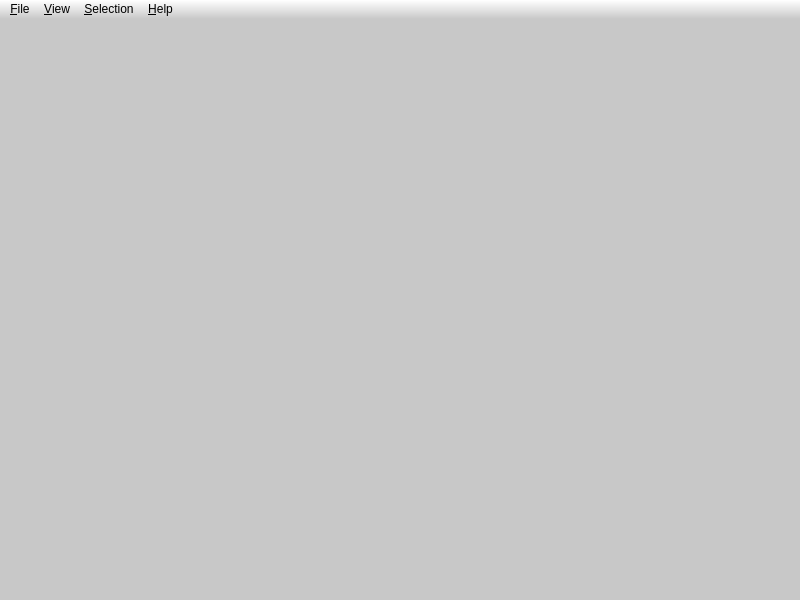
Above: src/saisieQT/mainwindow.ui from micmacIGN/micmac before the change. Below: the same form after it.
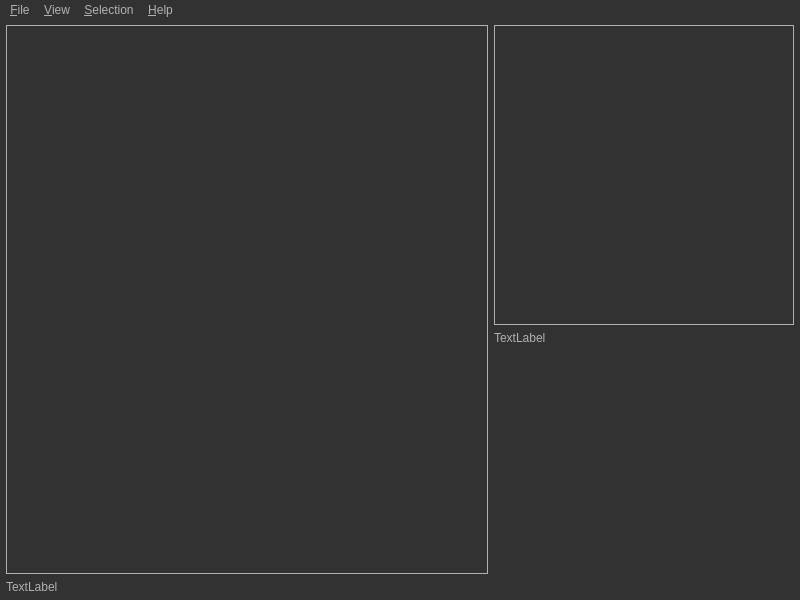
That is the form after the change. Icons and pictures are not drawn.

Patch:
```diff
--- a/src/saisieQT/mainwindow.ui
+++ b/src/saisieQT/mainwindow.ui
@@ -21,8 +21,62 @@
     <normaloff>:/MM/Icons/images/icon_32.png</normaloff>:/MM/Icons/images/icon_32.png</iconset>
   </property>
   <property name="styleSheet">
-   <string notr="true">QWidget {
-	background-color: rgb(200,200,200);
+   <string notr="true">QToolTip
+{
+     border: 1px solid black;
+     background-color: #ffa02f;
+     padding: 1px;
+     border-radius: 3px;
+     opacity: 100;
+}
+
+QWidget
+{
+    color: #b1b1b1;
+    background-color: #323232;
+}
+
+QWidget:item:hover
+{
+    background-color: QLinearGradient( x1: 0, y1: 0, x2: 0, y2: 1, stop: 0 #ffa02f, stop: 1 #ca0619);
+    color: #000000;
+}
+
+QWidget:item:selected
+{
+    background-color: QLinearGradient( x1: 0, y1: 0, x2: 0, y2: 1, stop: 0 #ffa02f, stop: 1 #d7801a);
+}
+
+QFrame[frameShape=&quot;1&quot;]
+{
+	border: 1px solid #707070;
+}
+
+QMenuBar::item
+{
+    background: transparent;
+}
+
+QMenuBar::item:selected
+{
+    background: transparent;
+    border: 1px solid #ffaa00;
+}
+
+QMenuBar::item:pressed
+{
+    background: #444;
+    border: 1px solid #000;
+    background-color: QLinearGradient(
+        x1:0, y1:0,
+        x2:0, y2:1,
+        stop:1 #212121,
+        stop:0.4 #343434/*,
+        stop:0.2 #343434,
+        stop:0.1 #ffaa00*/
+    );
+    margin-bottom:-1px;
+    padding-bottom:1px;
 }
 
 QMenu
@@ -30,33 +84,426 @@
 	background: rgb(200,200,200);
 }
 
-QMenu::separator 
+QMenu::item
 {
-     height: 2px;
-     background: rgb(100,100,100);
-     margin-left: 10px;
-     margin-right: 5px;
+    padding: 2px 20px 2px 20px;
+}
+
+QMenu::item:selected
+{
+    color: #000000;
+}
+
+QWidget:disabled
+{
+    color: #404040;
+    background-color: #323232;
+}
+
+QAbstractItemView
+{
+    background-color: QLinearGradient( x1: 0, y1: 0, x2: 0, y2: 1, stop: 0 #4d4d4d, stop: 0.1 #646464, stop: 1 #5d5d5d);
+}
+
+QWidget:focus
+{
+    /*border: 2px solid QLinearGradient( x1: 0, y1: 0, x2: 0, y2: 1, stop: 0 #ffa02f, stop: 1 #d7801a);*/
+}
+
+QLineEdit
+{
+    background-color: QLinearGradient( x1: 0, y1: 0, x2: 0, y2: 1, stop: 0 #4d4d4d, stop: 0 #646464, stop: 1 #5d5d5d);
+    padding: 1px;
+    border-style: solid;
+    border: 1px solid #1e1e1e;
+    border-radius: 5;
+}
+
+QPushButton
+{
+    color: #b1b1b1;
+    background-color: QLinearGradient( x1: 0, y1: 0, x2: 0, y2: 1, stop: 0 #565656, stop: 0.1 #525252, stop: 0.5 #4e4e4e, stop: 0.9 #4a4a4a, stop: 1 #464646);
+    border-width: 1px;
+    border-color: #1e1e1e;
+    border-style: solid;
+    border-radius: 6;
+    padding: 3px;
+    font-size: 12px;
+    padding-left: 5px;
+    padding-right: 5px;
+}
+
+QPushButton:pressed
+{
+    background-color: QLinearGradient( x1: 0, y1: 0, x2: 0, y2: 1, stop: 0 #2d2d2d, stop: 0.1 #2b2b2b, stop: 0.5 #292929, stop: 0.9 #282828, stop: 1 #252525);
+}
+
+QComboBox
+{
+    selection-background-color: #ffaa00;
+    background-color: QLinearGradient( x1: 0, y1: 0, x2: 0, y2: 1, stop: 0 #565656, stop: 0.1 #525252, stop: 0.5 #4e4e4e, stop: 0.9 #4a4a4a, stop: 1 #464646);
+    border-style: solid;
+    border: 1px solid #1e1e1e;
+    border-radius: 5;
+}
+
+QComboBox:hover,QPushButton:hover
+{
+    border: 2px solid QLinearGradient( x1: 0, y1: 0, x2: 0, y2: 1, stop: 0 #ffa02f, stop: 1 #d7801a);
+}
+
+
+QComboBox:on
+{
+    padding-top: 3px;
+    padding-left: 4px;
+    background-color: QLinearGradient( x1: 0, y1: 0, x2: 0, y2: 1, stop: 0 #2d2d2d, stop: 0.1 #2b2b2b, stop: 0.5 #292929, stop: 0.9 #282828, stop: 1 #252525);
+    selection-background-color: #ffaa00;
+}
+
+QComboBox QAbstractItemView
+{
+    border: 2px solid darkgray;
+    selection-background-color: QLinearGradient( x1: 0, y1: 0, x2: 0, y2: 1, stop: 0 #ffa02f, stop: 1 #d7801a);
+}
+
+QComboBox::drop-down
+{
+     subcontrol-origin: padding;
+     subcontrol-position: top right;
+     width: 15px;
+
+     border-left-width: 0px;
+     border-left-color: darkgray;
+     border-left-style: solid; /* just a single line */
+     border-top-right-radius: 3px; /* same radius as the QComboBox */
+     border-bottom-right-radius: 3px;
  }
 
-QMenuBar 
+QComboBox::down-arrow
 {
-	background-color: qlineargradient(x1:0, y1:0, x2:0, y2:1,stop:0 rgb(255,255,255), stop:1 rgb(200,200,200));
+     image: url(:/down_arrow.png);
+}
+
+QGroupBox:focus
+{
+border: 2px solid QLinearGradient( x1: 0, y1: 0, x2: 0, y2: 1, stop: 0 #ffa02f, stop: 1 #d7801a);
+}
+
+QTextEdit:focus
+{
+    border: 2px solid QLinearGradient( x1: 0, y1: 0, x2: 0, y2: 1, stop: 0 #ffa02f, stop: 1 #d7801a);
+}
+
+QScrollBar:horizontal {
+     border: 1px solid #222222;
+     background: QLinearGradient( x1: 0, y1: 0, x2: 0, y2: 1, stop: 0.0 #121212, stop: 0.2 #282828, stop: 1 #484848);
+     height: 7px;
+     margin: 0px 16px 0 16px;
+}
+
+QScrollBar::handle:horizontal
+{
+      background: QLinearGradient( x1: 0, y1: 0, x2: 1, y2: 0, stop: 0 #ffa02f, stop: 0.5 #d7801a, stop: 1 #ffa02f);
+      min-height: 20px;
+      border-radius: 2px;
+}
+
+QScrollBar::add-line:horizontal {
+      border: 1px solid #1b1b19;
+      border-radius: 2px;
+      background: QLinearGradient( x1: 0, y1: 0, x2: 1, y2: 0, stop: 0 #ffa02f, stop: 1 #d7801a);
+      width: 14px;
+      subcontrol-position: right;
+      subcontrol-origin: margin;
+}
+
+QScrollBar::sub-line:horizontal {
+      border: 1px solid #1b1b19;
+      border-radius: 2px;
+      background: QLinearGradient( x1: 0, y1: 0, x2: 1, y2: 0, stop: 0 #ffa02f, stop: 1 #d7801a);
+      width: 14px;
+     subcontrol-position: left;
+     subcontrol-origin: margin;
+}
+
+QScrollBar::right-arrow:horizontal, QScrollBar::left-arrow:horizontal
+{
+      border: 1px solid black;
+      width: 1px;
+      height: 1px;
+      background: white;
+}
+
+QScrollBar::add-page:horizontal, QScrollBar::sub-page:horizontal
+{
+      background: none;
+}
+
+QScrollBar:vertical
+{
+      background: QLinearGradient( x1: 0, y1: 0, x2: 1, y2: 0, stop: 0.0 #121212, stop: 0.2 #282828, stop: 1 #484848);
+      width: 7px;
+      margin: 16px 0 16px 0;
+      border: 1px solid #222222;
+}
+
+QScrollBar::handle:vertical
+{
+      background: QLinearGradient( x1: 0, y1: 0, x2: 0, y2: 1, stop: 0 #ffa02f, stop: 0.5 #d7801a, stop: 1 #ffa02f);
+      min-height: 20px;
+      border-radius: 2px;
+}
+
+QScrollBar::add-line:vertical
+{
+      border: 1px solid #1b1b19;
+      border-radius: 2px;
+      background: QLinearGradient( x1: 0, y1: 0, x2: 0, y2: 1, stop: 0 #ffa02f, stop: 1 #d7801a);
+      height: 14px;
+      subcontrol-position: bottom;
+      subcontrol-origin: margin;
+}
+
+QScrollBar::sub-line:vertical
+{
+      border: 1px solid #1b1b19;
+      border-radius: 2px;
+      background: QLinearGradient( x1: 0, y1: 0, x2: 0, y2: 1, stop: 0 #d7801a, stop: 1 #ffa02f);
+      height: 14px;
+      subcontrol-position: top;
+      subcontrol-origin: margin;
+}
+
+QScrollBar::up-arrow:vertical, QScrollBar::down-arrow:vertical
+{
+      border: 1px solid black;
+      width: 1px;
+      height: 1px;
+      background: white;
+}
+
+
+QScrollBar::add-page:vertical, QScrollBar::sub-page:vertical
+{
+      background: none;
+}
+
+QTextEdit
+{
+    background-color: #242424;
+}
+
+QPlainTextEdit
+{
+    background-color: #242424;
+}
+
+QHeaderView::section
+{
+    background-color: QLinearGradient(x1:0, y1:0, x2:0, y2:1, stop:0 #616161, stop: 0.5 #505050, stop: 0.6 #434343, stop:1 #656565);
+    color: white;
+    padding-left: 4px;
+    border: 1px solid #6c6c6c;
+}
+
+QCheckBox:disabled
+{
+color: #414141;
+}
+
+QDockWidget::title
+{
+    text-align: center;
+    spacing: 3px; /* spacing between items in the tool bar */
+    background-color: QLinearGradient(x1:0, y1:0, x2:0, y2:1, stop:0 #323232, stop: 0.5 #242424, stop:1 #323232);
+}
+
+QDockWidget::close-button, QDockWidget::float-button
+{
+    text-align: center;
+    spacing: 1px; /* spacing between items in the tool bar */
+    background-color: QLinearGradient(x1:0, y1:0, x2:0, y2:1, stop:0 #323232, stop: 0.5 #242424, stop:1 #323232);
+}
+
+QDockWidget::close-button:hover, QDockWidget::float-button:hover
+{
+    background: #242424;
+}
+
+QDockWidget::close-button:pressed, QDockWidget::float-button:pressed
+{
+    padding: 1px -1px -1px 1px;
+}
+
+QMainWindow::separator
+{
+    background-color: QLinearGradient(x1:0, y1:0, x2:0, y2:1, stop:0 #161616, stop: 0.5 #151515, stop: 0.6 #212121, stop:1 #343434);
+    color: white;
+    padding-left: 4px;
+    border: 1px solid #4c4c4c;
+    spacing: 3px; /* spacing between items in the tool bar */
+}
+
+QMainWindow::separator:hover
+{
+
+    background-color: QLinearGradient(x1:0, y1:0, x2:0, y2:1, stop:0 #d7801a, stop:0.5 #b56c17 stop:1 #ffa02f);
+    color: white;
+    padding-left: 4px;
+    border: 1px solid #6c6c6c;
+    spacing: 3px; /* spacing between items in the tool bar */
+}
+
+QToolBar::handle
+{
+     spacing: 3px; /* spacing between items in the tool bar */
+     background: url(:/MM/Icons/images/handle.png);
+}
+
+QMenu::separator
+{
+    height: 2px;
+    background-color: QLinearGradient(x1:0, y1:0, x2:0, y2:1, stop:0 #161616, stop: 0.5 #151515, stop: 0.6 #212121, stop:1 #343434);
+    color: white;
+    padding-left: 4px;
+    margin-left: 10px;
+    margin-right: 5px;
+}
+
+QProgressBar
+{
+    border: 2px solid grey;
+    border-radius: 5px;
+    text-align: center;
+}
+
+QProgressBar::chunk
+{
+    background-color: #d7801a;
+    width: 2.15px;
+    /*margin: 0.5px;*/
+}
+
+QToolBox::tab {
+    /*background:  #c67009;*/
+	background-color: QLinearGradient( x1: 0, y1: 0, x2: 0, y2: 1, stop: 0 #c67009, stop: 1 #a56004);
+     border-radius: 2px;
+     color: darkgray;
  }
 
-QStatusBar
+ QToolBox::tab:selected { /* italicize selected tabs */
+	background-color: QLinearGradient( x1: 0, y1: 0, x2: 0, y2: 1, stop: 0 #ffa02f, stop: 1 #d7801a);
+     font: italic;
+     color: white;
+ }
+
+QTabBar::tab {
+    color: #b1b1b1;
+    border: 1px solid #444;
+    border-bottom-style: none;
+    background-color: #323232;
+    padding-left: 10px;
+    padding-right: 10px;
+    padding-top: 3px;
+    padding-bottom: 2px;
+    margin-right: -1px;
+}
+
+QTabWidget::pane {
+    border: 1px solid #444;
+    top: 1px;
+}
+
+QTabBar::tab:last
 {
-	background-color: qlineargradient(x1:0, y1:0, x2:0, y2:1,stop:0 rgb(200,200,200), stop:1 rgb(255,255,255));
+    margin-right: 0; /* the last selected tab has nothing to overlap with on the right */
+    border-top-right-radius: 3px;
 }
-</string>
+
+QTabBar::tab:first:!selected
+{
+ margin-left: 0px; /* the last selected tab has nothing to overlap with on the right */
+
+
+    border-top-left-radius: 3px;
+}
+
+QTabBar::tab:!selected
+{
+    color: #b1b1b1;
+    border-bottom-style: solid;
+    margin-top: 3px;
+    background-color: QLinearGradient(x1:0, y1:0, x2:0, y2:1, stop:1 #212121, stop:.4 #343434);
+}
+
+QTabBar::tab:selected
+{
+    border-top-left-radius: 3px;
+    border-top-right-radius: 3px;
+    margin-bottom: 0px;
+}
+
+QTabBar::tab:!selected:hover
+{
+    /*border-top: 2px solid #ffaa00;
+    padding-bottom: 3px;*/
+    border-top-left-radius: 3px;
+    border-top-right-radius: 3px;
+    background-color: QLinearGradient(x1:0, y1:0, x2:0, y2:1, stop:1 #212121, stop:0.4 #343434, stop:0.2 #343434, stop:0.1 #ffaa00);
+}
+
+QRadioButton::indicator:checked, QRadioButton::indicator:unchecked{
+    color: #b1b1b1;
+    background-color: #323232;
+    border: 1px solid #b1b1b1;
+    border-radius: 6px;
+}
+
+QRadioButton::indicator:checked
+{
+    background-color: qradialgradient(
+        cx: 0.5, cy: 0.5,
+        fx: 0.5, fy: 0.5,
+        radius: 1.0,
+        stop: 0.25 #ffaa00,
+        stop: 0.3 #323232
+    );
+}
+
+QCheckBox::indicator{
+    color: #b1b1b1;
+    background-color: #323232;
+    border: 1px solid #b1b1b1;
+    width: 9px;
+    height: 9px;
+}
+
+QRadioButton::indicator
+{
+    border-radius: 6px;
+}
+
+QRadioButton::indicator:hover, QCheckBox::indicator:hover
+{
+    border: 1px solid #ffaa00;
+}
+
+QCheckBox::indicator:checked
+{
+    image:url(:/MM/Icons/images/checkbox.png);
+}
+
+QCheckBox::indicator:disabled, QRadioButton::indicator:disabled
+{
+    border: 1px solid #444;
+}</string>
   </property>
   <property name="tabShape">
    <enum>QTabWidget::Triangular</enum>
   </property>
   <widget class="QWidget" name="centralWidget">
-   <layout class="QVBoxLayout" name="verticalLayout">
-    <property name="spacing">
-     <number>3</number>
-    </property>
+   <layout class="QHBoxLayout" name="horizontalLayout">
     <property name="leftMargin">
      <number>6</number>
     </property>
@@ -70,20 +517,92 @@
      <number>6</number>
     </property>
     <item>
-     <widget class="QFrame" name="OpenglLayout">
-      <property name="sizePolicy">
-       <sizepolicy hsizetype="Expanding" vsizetype="Expanding">
-        <horstretch>0</horstretch>
-        <verstretch>0</verstretch>
-       </sizepolicy>
-      </property>
-      <property name="acceptDrops">
-       <bool>true</bool>
-      </property>
-      <property name="styleSheet">
-       <string notr="true"/>
-      </property>
-     </widget>
+     <layout class="QVBoxLayout" name="verticalLayout_2">
+      <item>
+       <widget class="QFrame" name="OpenglLayout">
+        <property name="sizePolicy">
+         <sizepolicy hsizetype="Expanding" vsizetype="Expanding">
+          <horstretch>0</horstretch>
+          <verstretch>0</verstretch>
+         </sizepolicy>
+        </property>
+        <property name="acceptDrops">
+         <bool>true</bool>
+        </property>
+        <property name="styleSheet">
+         <string notr="true"/>
+        </property>
+        <property name="frameShape">
+         <enum>QFrame::Box</enum>
+        </property>
+        <property name="lineWidth">
+         <number>1</number>
+        </property>
+        <property name="midLineWidth">
+         <number>0</number>
+        </property>
+       </widget>
+      </item>
+      <item>
+       <widget class="QLabel" name="label_PositionImage_2">
+        <property name="text">
+         <string>TextLabel</string>
+        </property>
+       </widget>
+      </item>
+     </layout>
+    </item>
+    <item>
+     <layout class="QVBoxLayout" name="verticalLayout">
+      <item>
+       <widget class="QFrame" name="zoomLayout">
+        <property name="minimumSize">
+         <size>
+          <width>300</width>
+          <height>300</height>
+         </size>
+        </property>
+        <property name="maximumSize">
+         <size>
+          <width>300</width>
+          <height>300</height>
+         </size>
+        </property>
+        <property name="baseSize">
+         <size>
+          <width>300</width>
+          <height>300</height>
+         </size>
+        </property>
+        <property name="frameShape">
+         <enum>QFrame::Box</enum>
+        </property>
+        <property name="frameShadow">
+         <enum>QFrame::Plain</enum>
+        </property>
+       </widget>
+      </item>
+      <item>
+       <widget class="QLabel" name="label_PositionImage_1">
+        <property name="text">
+         <string>TextLabel</string>
+        </property>
+       </widget>
+      </item>
+      <item>
+       <spacer name="verticalSpacer">
+        <property name="orientation">
+         <enum>Qt::Vertical</enum>
+        </property>
+        <property name="sizeHint" stdset="0">
+         <size>
+          <width>20</width>
+          <height>40</height>
+         </size>
+        </property>
+       </spacer>
+      </item>
+     </layout>
     </item>
    </layout>
   </widget>
```
Left out of the diff: 26 changed lines with no effect on the pictures.
